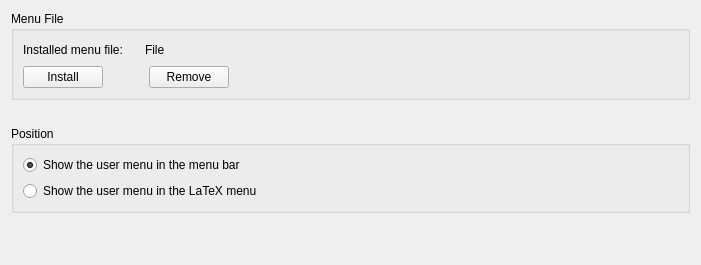
The window that src/widgets/usermenuconfigwidget.ui (KDE/kile) describes before a commit, drawn with Qt 5.
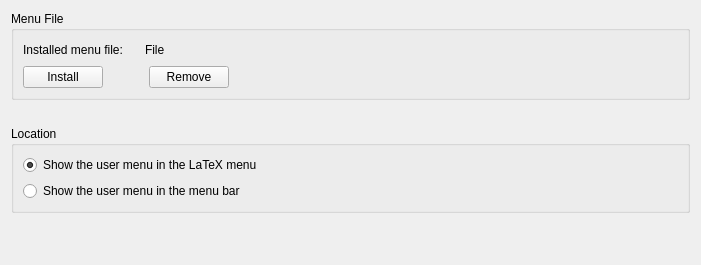
The same window after the commit. Custom widgets are drawn as their Qt base class.

Commit message: Rename the fields 'm_rbMenuPositionDani' to 'm_rbStandAloneMenuPosition' and 'm_rbMenuPositionLatex' to 'm_rbLaTeXMenuPosition'

The edit to the form file:
```diff
--- a/src/widgets/usermenuconfigwidget.ui
+++ b/src/widgets/usermenuconfigwidget.ui
@@ -165,7 +165,7 @@
       </sizepolicy>
      </property>
      <property name="title">
-      <string>Position</string>
+      <string>Location</string>
      </property>
      <layout class="QVBoxLayout" name="verticalLayout_2">
       <item>
@@ -177,7 +177,7 @@
          </sizepolicy>
         </property>
         <property name="text">
-         <string>Show the user menu in the menu bar</string>
+         <string>Show the user menu in the LaTeX menu</string>
         </property>
         <property name="checked">
          <bool>true</bool>
@@ -193,7 +193,10 @@
          </sizepolicy>
         </property>
         <property name="text">
-         <string>Show the user menu in the LaTeX menu</string>
+         <string>Show the user menu in the menu bar</string>
+        </property>
+        <property name="checked">
+         <bool>false</bool>
         </property>
        </widget>
       </item>
```
Left out of the diff: 4 changed lines with no effect on the pictures. The commit also changes 1 other file.
